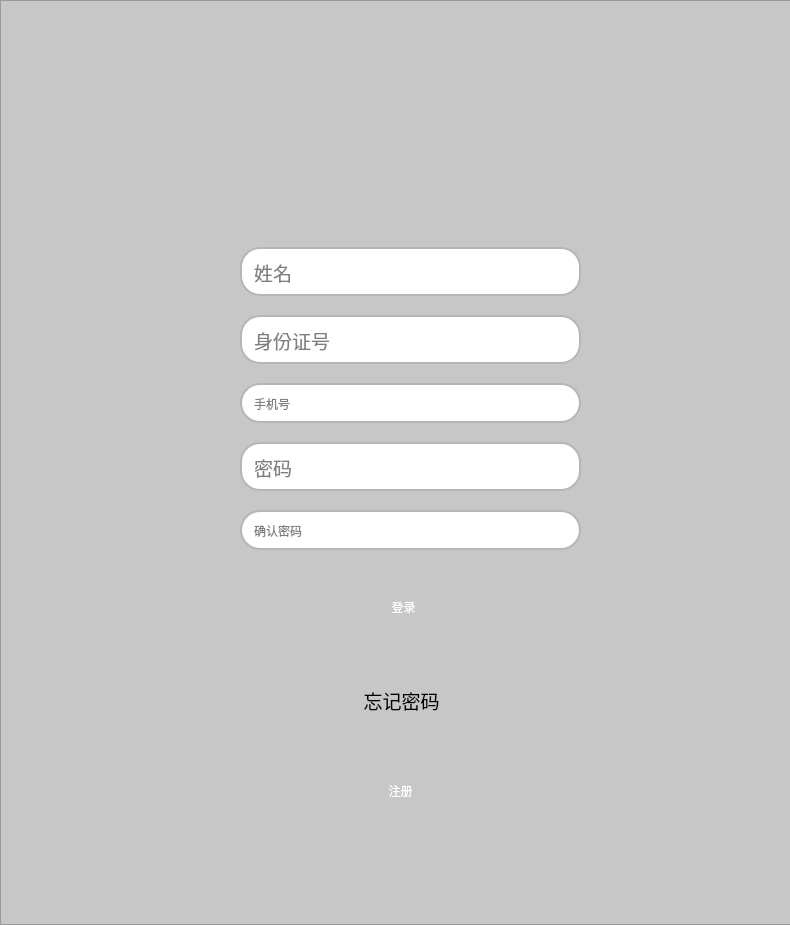
The window that loginwindow.ui (trv3wood/AccountSystem-Demo) describes before a commit, drawn with Qt 5.
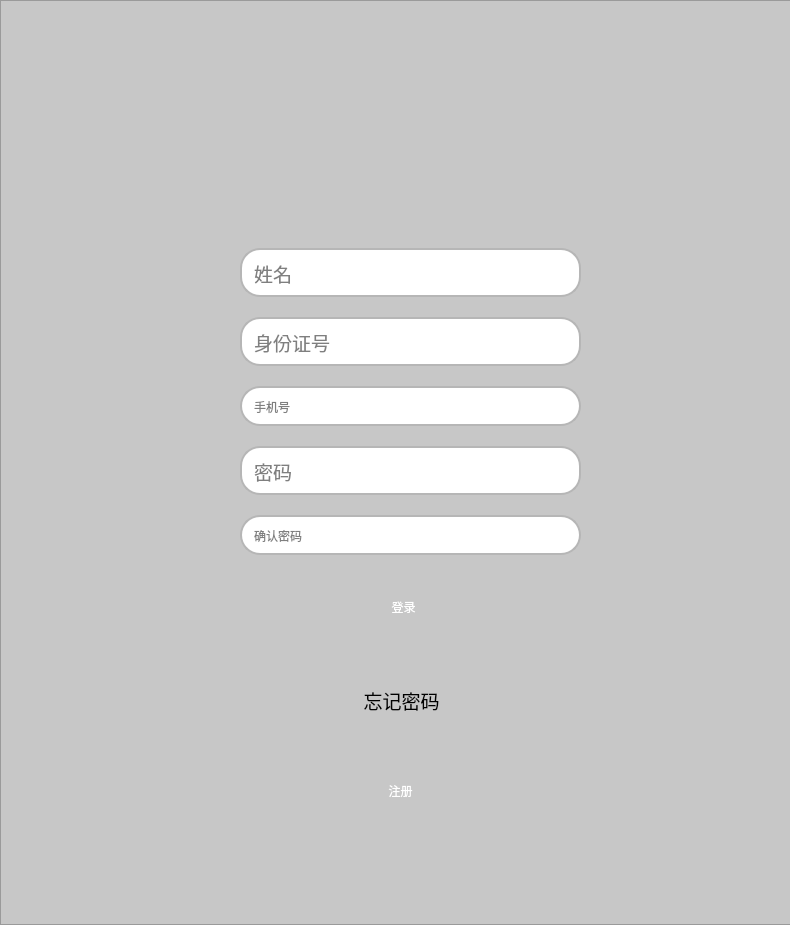
The same window after the commit. Icons and pictures are not drawn.

Commit message: 登陆函数的完善

```diff
--- a/loginwindow.ui
+++ b/loginwindow.ui
@@ -158,13 +158,13 @@
       <string>注册</string>
      </property>
     </widget>
-    <widget class="QWidget" name="">
+    <widget class="QWidget" name="layoutWidget">
      <property name="geometry">
       <rect>
        <x>240</x>
        <y>240</y>
        <width>341</width>
-       <height>321</height>
+       <height>328</height>
       </rect>
      </property>
      <layout class="QVBoxLayout" name="verticalLayout">
```
The commit also changes 2 other files.
